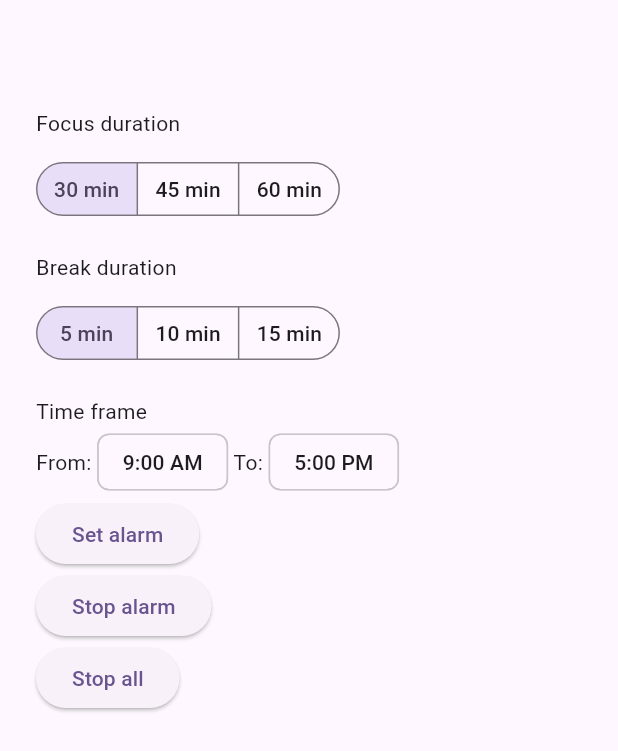
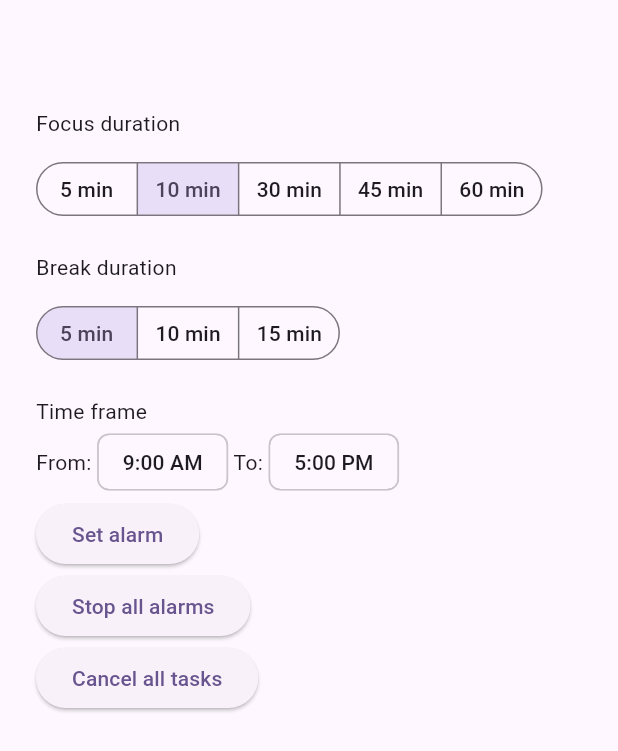
Before and after one commit to jokoolle-183/getup, a Flutter app: the screen it shows after launch, after a tap on "Set alarm", on a phone screen of 412 x 824 dp. Shown: the top 751 px of the screen. Run offline on Flutter 3.47's test engine with Material 3 defaults, Android fonts, the phone set to English and light mode, and no system bars; our stand-ins replace flutter_timezone, gap, geolocator, permission_handler, timezone; missing offline and left inert: alarm, workmanager; statements that could not run were skipped.

```diff
--- a/lib/main.dart
+++ b/lib/main.dart
@@ -5,6 +5,7 @@ import 'package:alarm/model/alarm_settings.dart';
 import 'package:flutter/material.dart';
 import 'package:flutter_timezone/flutter_timezone.dart';
 import 'package:gap/gap.dart';
+import 'package:getup/ring_screen.dart';
 import 'package:getup/setup_model.dart';
 import 'package:permission_handler/permission_handler.dart';
 import 'package:provider/provider.dart';
@@ -16,14 +17,18 @@ import 'package:workmanager/workmanager.dart';
 void callbackDispatcher() {
   Workmanager().executeTask((task, inputData) async {
     print("Native called background task: $task");
-    await Alarm.init();
-    return Future.value(true);
+    try {
+      await Alarm.init();
+      return Future.value(true);
+    } on Exception catch (error, stacktrace) {
+      return Future.error(error, stacktrace);
+    }
   });
 }
 
 Future<void> main() async {
   WidgetsFlutterBinding.ensureInitialized();
-  Workmanager().initialize(
+  await Workmanager().initialize(
       callbackDispatcher, // The top level function, aka callbackDispatcher
       isInDebugMode:
           true // If enabled it will post a notification whenever the task is running. Handy for debugging tasks
@@ -66,34 +71,39 @@ class MyHomePage extends StatefulWidget {
 }
 
 class _MyHomePageState extends State<MyHomePage> with TickerProviderStateMixin {
+  late List<AlarmSettings> alarms;
   TimeOfDay selectedFromTimeToday =
       TimeOfDay.fromDateTime(DateTime.now().copyWith(hour: 9, minute: 0));
   TimeOfDay selectedToTimeToday =
       TimeOfDay.fromDateTime(DateTime.now().copyWith(hour: 17, minute: 0));
 
-  final currentDate = DateTime.now();
-
   DateTime? selectedFromTimeDate;
   DateTime? selectedToTimeDate;
 
   Set<FocusDuration> focusDurations = <FocusDuration>{
-    FocusDuration.thirty,
+    FocusDuration.ten,
   };
   Set<BreakDuration> breakDurations = <BreakDuration>{
     BreakDuration.five,
   };
 
   StreamSubscription<AlarmSettings>? ringStream;
-  int _currentAlarmId = 0;
-
   @override
   void initState() {
     super.initState();
+    loadAlarms();
     selectedFromTimeDate = convertTimeOfDayToDateTime(selectedFromTimeToday);
     selectedToTimeDate = convertTimeOfDayToDateTime(selectedToTimeToday);
     checkAndroidNotificationPermission();
     checkAndroidScheduleExactAlarmPermission();
-    ringStream ??= Alarm.ringStream.stream.listen(handleAlarm);
+    ringStream ??= Alarm.ringStream.stream.listen(navigateToRingScreen);
+  }
+
+  @override
+  void didUpdateWidget(covariant MyHomePage oldWidget) {
+    ringStream?.cancel();
+    ringStream ??= Alarm.ringStream.stream.listen(navigateToRingScreen);
+    super.didUpdateWidget(oldWidget);
   }
 
   @override
@@ -126,15 +136,11 @@ class _MyHomePageState extends State<MyHomePage> with TickerProviderStateMixin {
                   visualDensity: VisualDensity(horizontal: 0, vertical: -1),
                 ),
                 segments: [
-                  ButtonSegment(
-                      value: FocusDuration.thirty,
-                      label: Text('${FocusDuration.thirty.duration} min')),
-                  ButtonSegment(
-                      value: FocusDuration.fortyFive,
-                      label: Text('${FocusDuration.fortyFive.duration} min')),
-                  ButtonSegment(
-                      value: FocusDuration.sixty,
-                      label: Text('${FocusDuration.sixty.duration} min')),
+                  for (final dur in FocusDuration.values)
+                    ButtonSegment(
+                      value: dur,
+                      label: Text('${dur.duration} min'),
+                    ),
                 ],
                 selected: focusDurations,
                 onSelectionChanged: (Set<FocusDuration> durations) {
@@ -212,42 +218,50 @@ class _MyHomePageState extends State<MyHomePage> with TickerProviderStateMixin {
                 ],
               ),
               ElevatedButton(
-                onPressed: () {
+                onPressed: () async {
                   if (selectedFromTimeDate != null &&
                       selectedToTimeDate != null) {
-                    _setAlarm(
+                    await _setAlarm(
                       selectedFromTimeDate!,
                       selectedToTimeDate!,
                       focusDurations.first,
                       breakDurations.first,
                     );
-                    Workmanager().registerPeriodicTask(
-                      "task-identifier",
-                      "simpleTask",
-                      backoffPolicy: BackoffPolicy.exponential,
-                      backoffPolicyDelay: const Duration(seconds: 30),
-                      frequency: const Duration(minutes: 18),
-                    );
+                    scheduleTaskAtTime(
+                        selectedFromTimeToday, focusDurations.first);
+                    loadAlarms();
                   }
                 },
                 child: const Text('Set alarm'),
               ),
               ElevatedButton(
                 onPressed: () async {
-                  print("Stopping alarm with id $_currentAlarmId");
-                  await Alarm.stop(_currentAlarmId);
+                  await Alarm.stopAll();
+                  loadAlarms();
                 },
-                child: const Text('Stop alarm'),
+                child: const Text('Stop all alarms'),
               ),
               ElevatedButton(
                 onPressed: () async {
-                  await Alarm.stopAll();
+                  await Workmanager().cancelAll();
                 },
-                child: const Text('Stop all'),
-              )
+                child: const Text('Cancel all tasks'),
+              ),
+              for (final alarm in alarms)
+                Text('Alarm ${alarm.id} at ${alarm.dateTime}')
             ],
           ),
         ),
+      ),
+    );
+  }
+
+  Future<void> navigateToRingScreen(AlarmSettings alarmSettings) async {
+    await Navigator.pushReplacement(
+      context,
+      MaterialPageRoute<void>(
+        builder: (context) =>
+            ExampleAlarmRingScreen(alarmSettings: alarmSettings),
       ),
     );
   }
@@ -275,15 +289,71 @@ class _MyHomePageState extends State<MyHomePage> with TickerProviderStateMixin {
     }
   }
 
-  void handleAlarm(AlarmSettings event) {
+  void loadAlarms() {
     setState(() {
-      _currentAlarmId = event.id;
+      alarms = Alarm.getAlarms();
+      alarms.sort((a, b) => a.dateTime.isBefore(b.dateTime) ? 0 : 1);
+      print(alarms);
     });
   }
 }
 
 Future<String> getIANATimeZone() async {
   return await FlutterTimezone.getLocalTimezone();
+}
+
+void scheduleTaskAtTime(
+    TimeOfDay scheduledTime, FocusDuration focusDuration) async {
+  final now = DateTime.now();
+  final todayScheduledTime = DateTime(now.year, now.month, now.day,
+      scheduledTime.hour, scheduledTime.minute + focusDuration.duration);
+  Duration initialDelay1;
+  Duration initialDelay2;
+
+  DateTime actualStartTime;
+
+  if (todayScheduledTime.isAfter(now)) {
+    // Subtract 3 minutes from the scheduled time
+    actualStartTime = todayScheduledTime.subtract(const Duration(minutes: 3));
+    if (actualStartTime.isBefore(now)) {
+      // If subtracting 3 minutes puts the start time in the past, set it for tomorrow
+      actualStartTime = actualStartTime.add(const Duration(days: 1));
+    }
+  } else {
+    // Scheduled time is for tomorrow but subtract 3 minutes
+    actualStartTime = todayScheduledTime
+        .add(Duration(days: 1))
+        .subtract(Duration(minutes: 3));
+  }
+
+  // Calculate initial delay based on the adjusted actual start time
+  initialDelay1 = actualStartTime.difference(now);
+  initialDelay2 = initialDelay1 + Duration(minutes: focusDuration.duration);
+
+  // await Workmanager().registerPeriodicTask(
+  //   "task-identifier-1",
+  //   "simpleTask1",
+  //   backoffPolicy: BackoffPolicy.exponential,
+  //   backoffPolicyDelay: const Duration(seconds: 30),
+  //   initialDelay: initialDelay1,
+  //   frequency: Duration(minutes: focusDuration.duration * 2),
+  // );
+
+  // await Workmanager().registerPeriodicTask(
+  //   "task-identifier-2",
+  //   "simpleTask2",
+  //   backoffPolicy: BackoffPolicy.exponential,
+  //   backoffPolicyDelay: const Duration(seconds: 30),
+  //   initialDelay: initialDelay2,
+  //   frequency: Duration(minutes: focusDuration.duration * 2),
+  // );
+
+  final DateTime startTime2 =
+      actualStartTime.add(Duration(minutes: focusDuration.duration));
+  print(
+      "Task 1 to start at $actualStartTime, preceeding alarm at $todayScheduledTime, making initial delay equal to $initialDelay1");
+  print(
+      "Task 2  to start at $startTime2, making initial delay equal to $initialDelay2");
 }
 
 Future<void> _setAlarm(
@@ -315,6 +385,8 @@ Future<void> _setAlarm(
 }
 
 enum FocusDuration {
+  five(5),
+  ten(10),
   thirty(30),
   fortyFive(45),
   sixty(60);
```
Also changed, not shown: lib/ring_screen.dart (added, +47 -0 lines), 2 other files.
